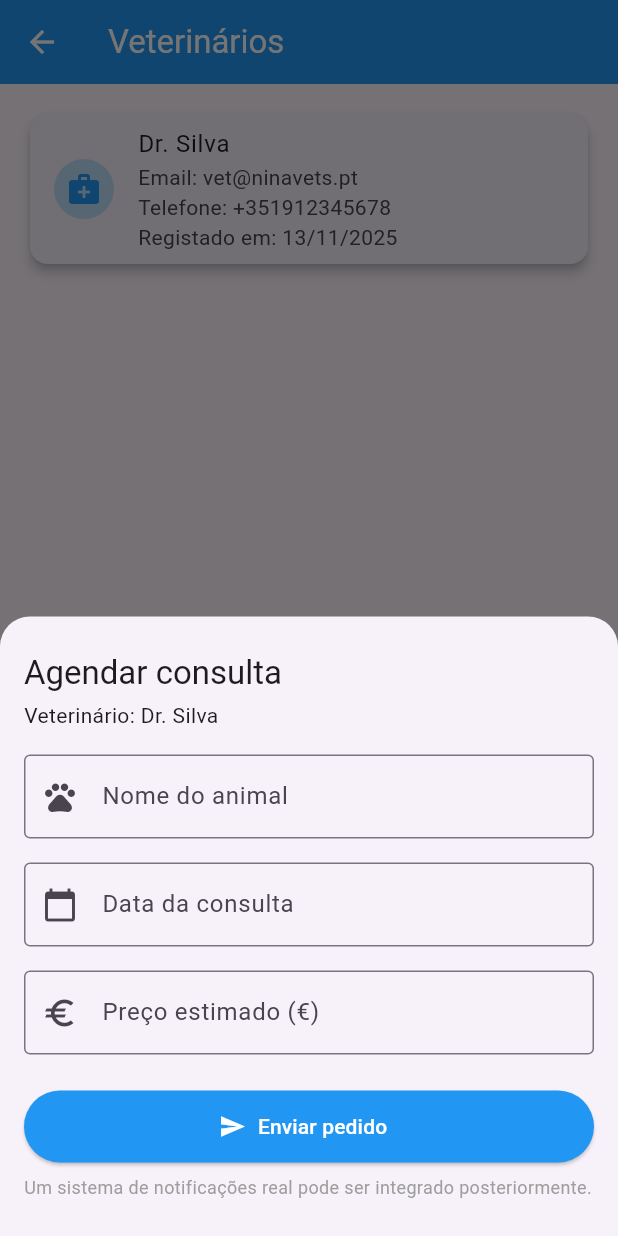
After one commit to AfonsoCruzzz/flutterApp, a Flutter app: the VeterinariansScreen screen opened directly, after a tap on "Dr. Silva", on a phone screen of 412 x 824 dp. The commit adds this screen. Run offline on Flutter 3.47's test engine with Material 3 defaults, Android fonts, the phone set to English and light mode, and no system bars; our stand-ins replace hive_flutter; accounts and stored records are empty.

Commit message:
Desenvolvimento para o utilizar poder interagir com veterinarios e passear caes

```diff
--- /dev/null
+++ b/ninavets_app/lib/screens/veterinarians_screen.dart
@@ -0,0 +1,306 @@
+import 'package:flutter/material.dart';
+
+import '../models/user.dart';
+import '../services/auth_service.dart';
+
+class VeterinariansScreen extends StatefulWidget {
+  const VeterinariansScreen({super.key});
+
+  @override
+  State<VeterinariansScreen> createState() => _VeterinariansScreenState();
+}
+
+class _VeterinariansScreenState extends State<VeterinariansScreen> {
+  late Future<List<User>> _veterinariansFuture;
+
+  @override
+  void initState() {
+    super.initState();
+    _veterinariansFuture = AuthService.fetchVeterinarians();
+  }
+
+  Future<void> _refresh() async {
+    setState(() {
+      _veterinariansFuture = AuthService.fetchVeterinarians();
+    });
+    await _veterinariansFuture;
+  }
+
+  @override
+  Widget build(BuildContext context) {
+    return Scaffold(
+      appBar: AppBar(
+        title: const Text('Veterinários'),
+        backgroundColor: Colors.blue,
+        foregroundColor: Colors.white,
+      ),
+      body: FutureBuilder<List<User>>(
+        future: _veterinariansFuture,
+        builder: (context, snapshot) {
+          if (snapshot.connectionState == ConnectionState.waiting) {
+            return const Center(child: CircularProgressIndicator());
+          }
+
+          if (snapshot.hasError) {
+            return Center(
+              child: Text(
+                'Ocorreu um erro ao carregar os veterinários',
+                style: TextStyle(color: Colors.red[700]),
+                textAlign: TextAlign.center,
+              ),
+            );
+          }
+
+          final veterinarians = snapshot.data ?? [];
+
+          if (veterinarians.isEmpty) {
+            return const Center(
+              child: Text(
+                'Ainda não existem veterinários registados.',
+                textAlign: TextAlign.center,
+              ),
+            );
+          }
+
+          return RefreshIndicator(
+            onRefresh: _refresh,
+            child: ListView.separated(
+              padding: const EdgeInsets.all(16),
+              itemCount: veterinarians.length,
+              separatorBuilder: (_, __) => const SizedBox(height: 12),
+              itemBuilder: (context, index) {
+                final user = veterinarians[index];
+                return Card(
+                  shape: RoundedRectangleBorder(
+                    borderRadius: BorderRadius.circular(12),
+                  ),
+                  elevation: 3,
+                  child: ListTile(
+                    leading: CircleAvatar(
+                      backgroundColor: Colors.blue[100],
+                      child: const Icon(
+                        Icons.medical_services,
+                        color: Colors.blue,
+                      ),
+                    ),
+                    title: Text(user.name),
+                    subtitle: Column(
+                      crossAxisAlignment: CrossAxisAlignment.start,
+                      children: [
+                        Text('Email: ${user.email}'),
+                        if (user.phone != null && user.phone!.isNotEmpty)
+                          Text('Telefone: ${user.phone}'),
+                        if (user.createdAt != null)
+                          Text('Registado em: ${_formatDate(user.createdAt!)}'),
+                      ],
+                    ),
+                    onTap: () => _openAppointmentSheet(user),
+                  ),
+                );
+              },
+            ),
+          );
+        },
+      ),
+    );
+  }
+
+  Future<void> _openAppointmentSheet(User veterinarian) async {
+    final request = await showModalBottomSheet<_AppointmentRequest>(
+      context: context,
+      isScrollControlled: true,
+      shape: const RoundedRectangleBorder(
+        borderRadius: BorderRadius.vertical(top: Radius.circular(20)),
+      ),
+      builder: (_) => _AppointmentRequestSheet(veterinarian: veterinarian),
+    );
+
+    if (!mounted || request == null) {
+      return;
+    }
+
+    ScaffoldMessenger.of(context).showSnackBar(
+      SnackBar(
+        content: Text(
+          'Pedido enviado para ${veterinarian.name}. Será notificado em breve.',
+        ),
+      ),
+    );
+  }
+}
+
+class _AppointmentRequest {
+  const _AppointmentRequest({
+    required this.petName,
+    required this.date,
+    required this.price,
+  });
+
+  final String petName;
+  final DateTime date;
+  final String price;
+}
+
+class _AppointmentRequestSheet extends StatefulWidget {
+  const _AppointmentRequestSheet({required this.veterinarian});
+
+  final User veterinarian;
+
+  @override
+  State<_AppointmentRequestSheet> createState() =>
+      _AppointmentRequestSheetState();
+}
+
+class _AppointmentRequestSheetState extends State<_AppointmentRequestSheet> {
+  final _formKey = GlobalKey<FormState>();
+  final TextEditingController _nameController = TextEditingController();
+  final TextEditingController _priceController = TextEditingController();
+  final TextEditingController _dateController = TextEditingController();
+  DateTime? _selectedDate;
+
+  @override
+  void dispose() {
+    _nameController.dispose();
+    _priceController.dispose();
+    _dateController.dispose();
+    super.dispose();
+  }
+
+  Future<void> _selectDate() async {
+    final pickedDate = await showDatePicker(
+      context: context,
+      initialDate: _selectedDate ?? DateTime.now(),
+      firstDate: DateTime.now(),
+      lastDate: DateTime.now().add(const Duration(days: 365)),
+    );
+
+    if (pickedDate != null) {
+      setState(() {
+        _selectedDate = pickedDate;
+        _dateController.text = _formatDate(pickedDate);
+      });
+    }
+  }
+
+  void _submit() {
+    final isValid = _formKey.currentState?.validate() ?? false;
+    if (!isValid || _selectedDate == null) {
+      return;
+    }
+
+    final request = _AppointmentRequest(
+      petName: _nameController.text.trim(),
+      date: _selectedDate!,
+      price: _priceController.text.trim(),
+    );
+
+    Navigator.of(context).pop(request);
+  }
+
+  @override
+  Widget build(BuildContext context) {
+    return Padding(
+      padding: EdgeInsets.only(
+        left: 16,
+        right: 16,
+        top: 24,
+        bottom: MediaQuery.of(context).viewInsets.bottom + 24,
+      ),
+      child: SingleChildScrollView(
+        child: Form(
+          key: _formKey,
+          child: Column(
+            crossAxisAlignment: CrossAxisAlignment.start,
+            mainAxisSize: MainAxisSize.min,
+            children: [
+              Text(
+                'Agendar consulta',
+                style: Theme.of(context).textTheme.titleLarge,
+              ),
+              const SizedBox(height: 4),
+              Text('Veterinário: ${widget.veterinarian.name}'),
+              const SizedBox(height: 16),
+              TextFormField(
+                controller: _nameController,
+                decoration: const InputDecoration(
+                  labelText: 'Nome do animal',
+                  border: OutlineInputBorder(),
+                  prefixIcon: Icon(Icons.pets),
+                ),
+                validator: (value) {
+                  if (value == null || value.trim().isEmpty) {
+                    return 'Indique o nome.';
+                  }
+                  return null;
+                },
+              ),
+              const SizedBox(height: 16),
+              TextFormField(
+                controller: _dateController,
+                readOnly: true,
+                onTap: _selectDate,
+                decoration: const InputDecoration(
+                  labelText: 'Data da consulta',
+                  border: OutlineInputBorder(),
+                  prefixIcon: Icon(Icons.calendar_today),
+                  hintText: 'Selecione a data',
+                ),
+                validator: (_) {
+                  if (_selectedDate == null) {
+                    return 'Selecione a data.';
+                  }
+                  return null;
+                },
+              ),
+              const SizedBox(height: 16),
+              TextFormField(
+                controller: _priceController,
+                keyboardType: const TextInputType.numberWithOptions(
+                  decimal: true,
+                ),
+                decoration: const InputDecoration(
+                  labelText: 'Preço estimado (€)',
+                  border: OutlineInputBorder(),
+                  prefixIcon: Icon(Icons.euro),
+                ),
+                validator: (value) {
+                  if (value == null || value.trim().isEmpty) {
+                    return 'Indique um valor.';
+                  }
+                  return null;
+                },
+              ),
+              const SizedBox(height: 24),
+              SizedBox(
+                width: double.infinity,
+                height: 48,
+                child: ElevatedButton.icon(
+                  onPressed: _submit,
+                  icon: const Icon(Icons.send),
+                  label: const Text('Enviar pedido'),
+                  style: ElevatedButton.styleFrom(
+                    backgroundColor: Colors.blue,
+                    foregroundColor: Colors.white,
+                  ),
+                ),
+              ),
+              const SizedBox(height: 8),
+              const Text(
+                'Um sistema de notificações real pode ser integrado posteriormente.',
+                style: TextStyle(fontSize: 12, color: Colors.grey),
+              ),
+            ],
+          ),
+        ),
+      ),
+    );
+  }
+}
+
+String _formatDate(DateTime date) {
+  final local = date.toLocal();
+  final day = local.day.toString().padLeft(2, '0');
+  final month = local.month.toString().padLeft(2, '0');
+  final year = local.year.toString();
+  return '$day/$month/$year';
+}
--- a/ninavets_app/lib/services/auth_service.dart
+++ b/ninavets_app/lib/services/auth_service.dart
@@ -71,8 +71,9 @@ class AuthService {
       return null;
     }
 
-    final Map<String, dynamic> userMap =
-        Map<String, dynamic>.from(storedData['user'] as Map);
+    final Map<String, dynamic> userMap = Map<String, dynamic>.from(
+      storedData['user'] as Map,
+    );
 
     return User.fromMap(userMap);
   }
@@ -116,4 +117,38 @@ class AuthService {
 
     return user;
   }
+
+  static Future<List<User>> fetchVeterinarians() {
+    return _fetchUsersByType(UserType.veterinarian);
+  }
+
+  static Future<List<User>> fetchServiceProviders() {
+    return _fetchUsersByType(UserType.serviceProvider);
+  }
+
+  static Future<List<User>> _fetchUsersByType(UserType type) async {
+    final List<User> results = [];
+
+    // Include demo users so the list is never empty during demos
+    for (final entry in _demoUsers.values) {
+      final User demoUser = entry['user'] as User;
+      if (demoUser.type == type) {
+        results.add(demoUser);
+      }
+    }
+
+    final Box<Map> usersBox = await LocalStorageService.usersBox();
+
+    for (final Map data in usersBox.values) {
+      final dynamic userData = data['user'];
+      if (userData is Map) {
+        final user = User.fromMap(Map<String, dynamic>.from(userData));
+        if (user.type == type) {
+          results.add(user);
+        }
+      }
+    }
+
+    return results;
+  }
 }
```
Also changed, not shown: ninavets_app/lib/screens/home_screen.dart (+39 -26 lines), ninavets_app/lib/screens/service_providers_screen.dart (added, +305 -0 lines).
